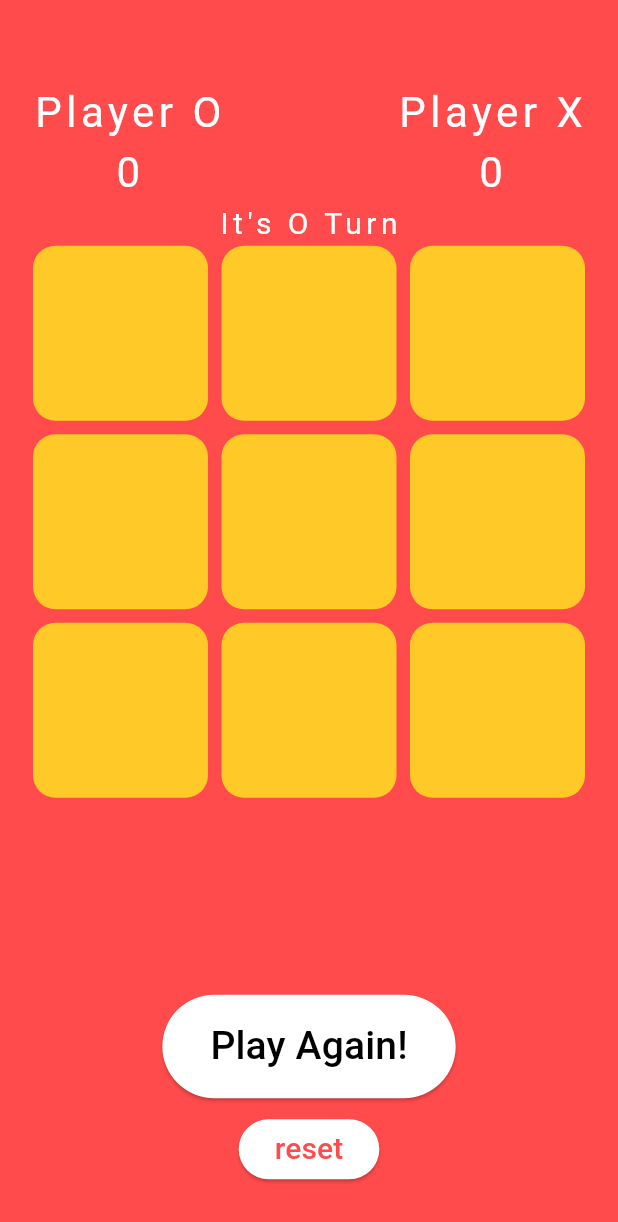
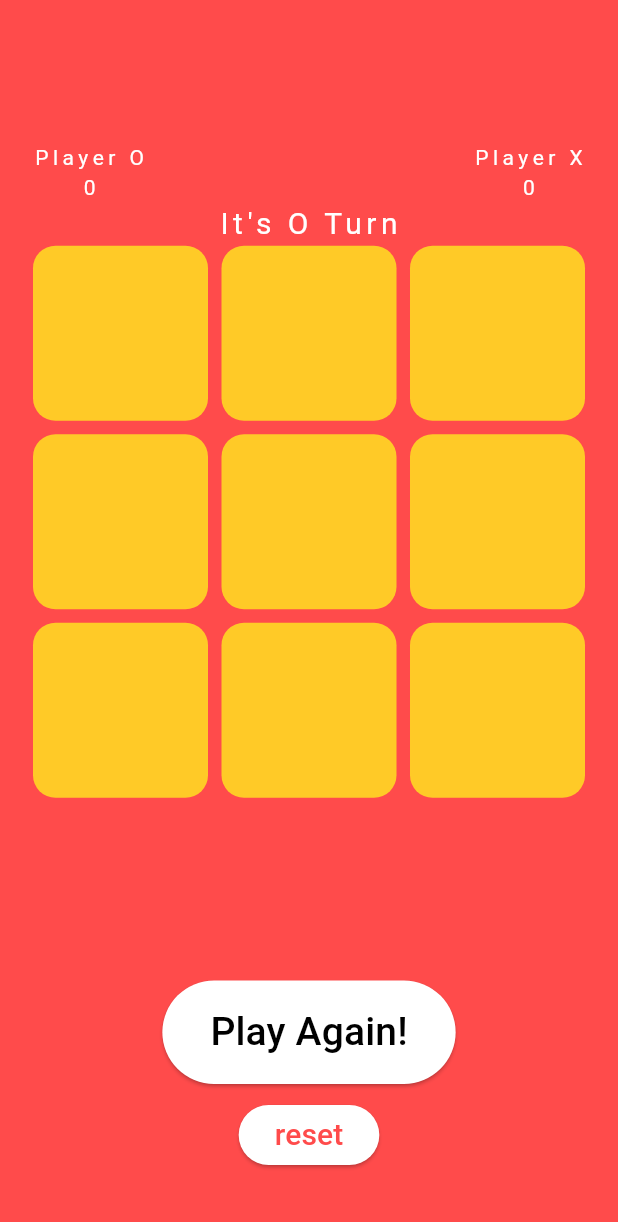
Before and after one commit to mido4315/TicTacToe, a Flutter app: the GamePage screen opened by its route, on a phone screen of 412 x 824 dp. Shown: the top 1222 px of the screen. Run offline on Flutter 3.47's test engine with Material 2 defaults, Android fonts, the light colour scheme and no system bars; our stand-ins replace flutter_screenutil, go_router, google_fonts.

Commit message:
fonts and images

```diff
--- a/lib/core/constants/fonts.dart
+++ b/lib/core/constants/fonts.dart
@@ -5,6 +5,6 @@ class MainFonts {
   static var customFontWhite = const TextStyle(
     color: Colors.white,
     letterSpacing: 3,
-    fontSize: 28,
+    fontSize: 14,
   );
 }
--- /dev/null
+++ b/lib/core/constants/images.dart
@@ -0,0 +1,7 @@
+import 'package:flutter/material.dart';
+
+class MainImages {
+  static String x1 = "assets/icons/X1.png";
+  static String o1 = "assets/icons/O1.png";
+
+}
```
Also changed, not shown: assets/icons/O1.png (added), assets/icons/X1.png (added), assets/icons/trans.png (added).
